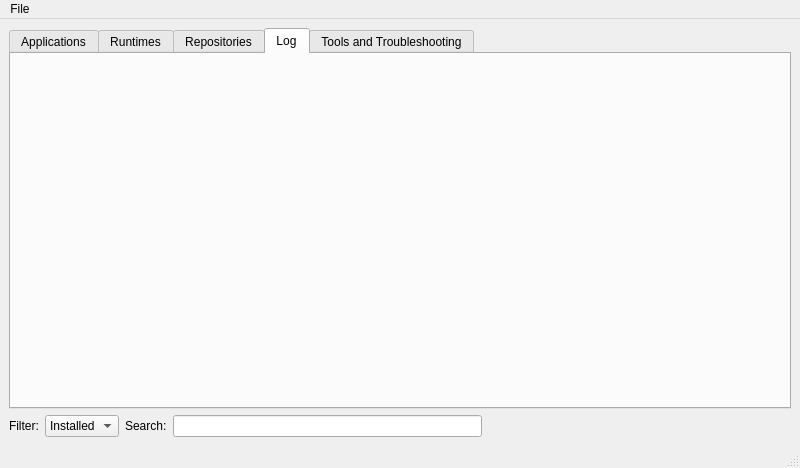
Old version of the form src/mainwindow.ui in the repository seigneurfuo/flatpak-gui-python.
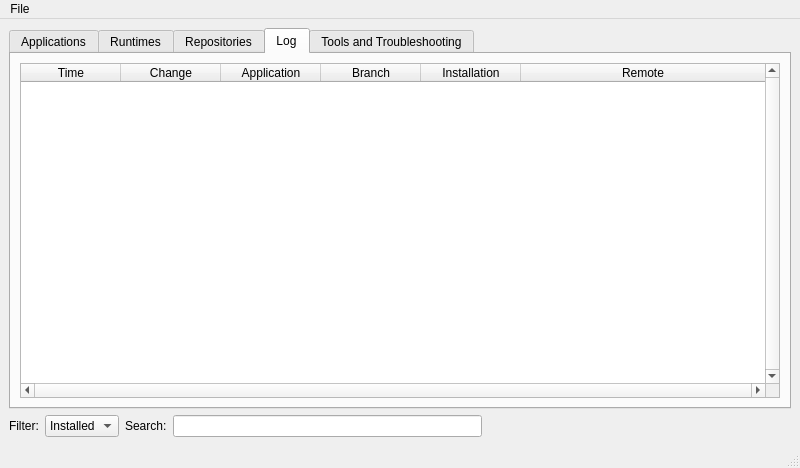
New version of the form. The open tabs and pages were chosen to show the change. Icons and pictures are not drawn.

Commit message: Update GUI: History Ok + Remotes OK.

What changed in the file:
```diff
--- a/src/mainwindow.ui
+++ b/src/mainwindow.ui
@@ -271,6 +271,60 @@
        <attribute name="title">
         <string>Log</string>
        </attribute>
+       <layout class="QGridLayout" name="gridLayout_5">
+        <item row="0" column="0">
+         <widget class="QTableWidget" name="tableWidget_4">
+          <property name="verticalScrollBarPolicy">
+           <enum>Qt::ScrollBarAlwaysOn</enum>
+          </property>
+          <property name="horizontalScrollBarPolicy">
+           <enum>Qt::ScrollBarAlwaysOn</enum>
+          </property>
+          <property name="verticalScrollMode">
+           <enum>QAbstractItemView::ScrollPerPixel</enum>
+          </property>
+          <property name="horizontalScrollMode">
+           <enum>QAbstractItemView::ScrollPerPixel</enum>
+          </property>
+          <property name="sortingEnabled">
+           <bool>true</bool>
+          </property>
+          <attribute name="horizontalHeaderStretchLastSection">
+           <bool>true</bool>
+          </attribute>
+          <column>
+           <property name="text">
+            <string>Time</string>
+           </property>
+          </column>
+          <column>
+           <property name="text">
+            <string>Change</string>
+           </property>
+          </column>
+          <column>
+           <property name="text">
+            <string>Application</string>
+           </property>
+          </column>
+          <column>
+           <property name="text">
+            <string>Branch</string>
+           </property>
+          </column>
+          <column>
+           <property name="text">
+            <string>Installation</string>
+           </property>
+          </column>
+          <column>
+           <property name="text">
+            <string>Remote</string>
+           </property>
+          </column>
+         </widget>
+        </item>
+       </layout>
       </widget>
       <widget class="QWidget" name="tab_4">
        <attribute name="title">
```
Left out of the diff: 50 changed lines with no effect on the pictures. The commit also changes 1 other file.
